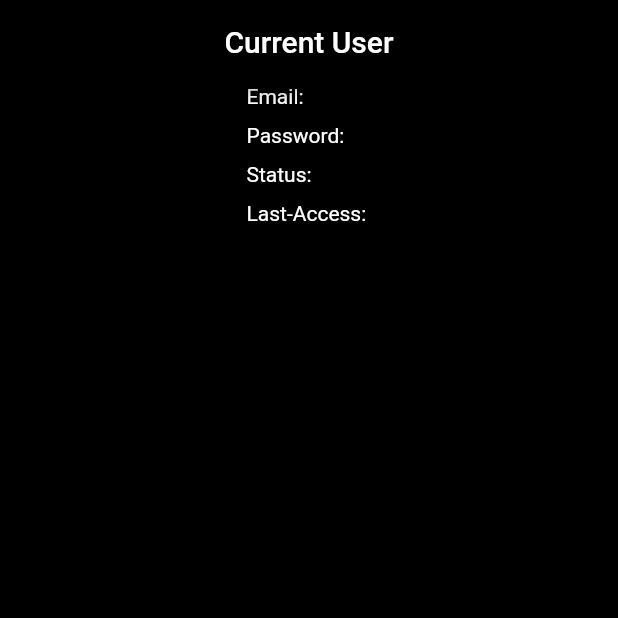
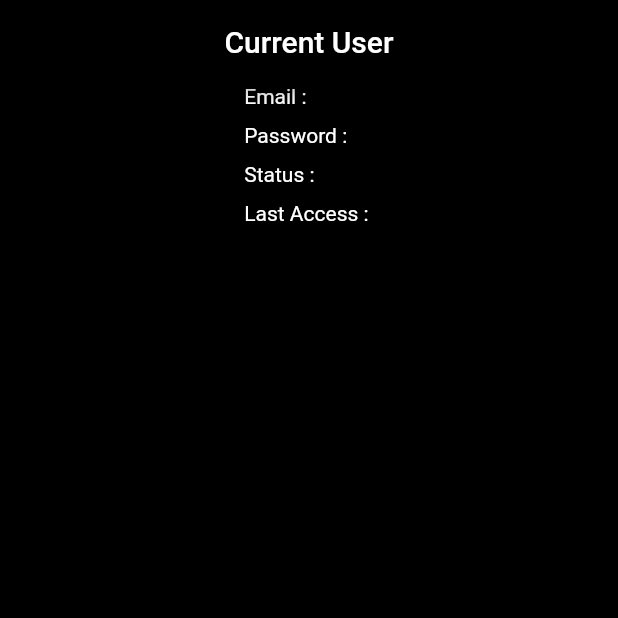
Before and after one commit to ArslanAshraf462/SWOLE-App, a Flutter app: the CurrentUserScreen screen opened by its route, on a phone screen of 412 x 824 dp, the top half of it. Run offline on Flutter 3.47's test engine with Material 2 defaults, Android fonts, the phone set to English and light mode, and no system bars; our stand-ins replace another_flushbar, dio, fluttertoast, get_it, google_sign_in, image_cropper and 2 more; missing offline and left inert: flutter_facebook_auth; accounts and stored records are empty.

Commit message:
feature/auth: Added => session manage of current user

```diff
--- a/lib/constants/app_strings.dart
+++ b/lib/constants/app_strings.dart
@@ -52,6 +52,12 @@ static const String textSuccessLogin = "Login successfully";
 static const String textSuccessRegister = "Register successfully";
 static const String textSuccessRegistered = "Registered successfully";
 static const String currentUserTitleText = "Current User";
+static const String currentUserSessionText = "Current User Session";
+static const String currentUserSessionBodyText = "Current user session has been expired";
+static const String currentUserEmailText = "Email";
+static const String currentUserPasswordText = "Password";
+static const String currentUserStatusText = "Status";
+static const String currentUserAccessText = "Last Access";
 
 /// dio exceptions
 static const String textCanceledRequest = "Request is canceled";
--- a/lib/core/network/api/api_services.dart
+++ b/lib/core/network/api/api_services.dart
@@ -75,9 +75,6 @@ class ApiServices{
         Map<String, dynamic>? parameters,
         Map<String, dynamic>? headers,
         dynamic modelName,
-        bool cache = false,
-        String? cacheBoxName,
-        bool showToast = true,
         String baseUrl = AppUrl.baseUrl,
         }) async {
     try {
--- a/lib/routes/routes.dart
+++ b/lib/routes/routes.dart
@@ -23,7 +23,7 @@ class Routes{
       case RoutesName.welcomeScreen:
         return MaterialPageRoute(builder: (context) => const WelcomeScreen(),);
       case RoutesName.currentUserScreen:
-        return MaterialPageRoute(builder: (context) => const CurrentUserScreen(),);
+        return MaterialPageRoute(builder: (context) => CurrentUserScreen(),);
       default:
         return MaterialPageRoute(builder: (_) {
           return const Scaffold(
--- a/lib/ui/screens/current_user/current_user.dart
+++ b/lib/ui/screens/current_user/current_user.dart
@@ -7,14 +7,37 @@ import 'package:swole_app/ui/utils/ui_helper/ui_helper.dart';
 import 'package:swole_app/ui/widgets/app_bar_widget.dart';
 import 'package:swole_app/ui/widgets/text_widget.dart';
 
+import '../../../routes/routes_name.dart';
 import '../../../view_model/auth_view_model.dart';
+import '../../utils/app_dialogs/dialogs.dart';
 
-class CurrentUserScreen extends StatelessWidget {
+class CurrentUserScreen extends StatefulWidget {
   const CurrentUserScreen({Key? key}) : super(key: key);
 
   @override
+  State<CurrentUserScreen> createState() => _CurrentUserScreenState();
+}
+
+class _CurrentUserScreenState extends State<CurrentUserScreen> {
+  @override
+  void didUpdateWidget(covariant CurrentUserScreen oldWidget) {
+    // TODO: implement didUpdateWidget
+    Provider.of<AuthViewModel>(context).currentUser(context);
+    super.didUpdateWidget(oldWidget);
+  }
+  @override
   Widget build(BuildContext context) {
-    final authViewModel = Provider.of<AuthViewModel>(context).user;
+   // Provider.of<AuthViewModel>(context).sessionProvider(context);
+    //Provider.of<AuthViewModel>(context).currentUser(context);
+    final authViewModel = Provider.of<AuthViewModel>(context).users;
+    // if(authViewModel?.data==null){
+    //   AppDialogs.showAuthDialog(
+    //     context: context,
+    //     title: AppStrings.currentUserSessionText,
+    //     body: AppStrings.currentUserSessionBodyText,
+    //     okBtnTitle: AppStrings.okText,
+    //     okBtnPressed: () => Navigator.of(context).pushReplacementNamed(RoutesName.login),);
+    // }
     return Scaffold(
       backgroundColor: AppColors.blackColor,
       appBar: const AppBarWidget(title: AppStrings.currentUserTitleText),
@@ -22,13 +45,13 @@ class CurrentUserScreen extends StatelessWidget {
         child: Column(
           crossAxisAlignment: CrossAxisAlignment.start,
           children: [
-            TextWidget(title: "Email: ${authViewModel?.data?.email}",color: AppColors.whiteColor,),
+            TextWidget(title: "${AppStrings.currentUserEmailText} : ${authViewModel?.data?.email}",color: AppColors.whiteColor,),
             UIHelper.verticalSpace(Dimens.size10),
-            TextWidget(title: "Password: ${authViewModel?.data?.password}",color: AppColors.whiteColor,),
+            TextWidget(title: "${AppStrings.currentUserPasswordText} : ${authViewModel?.data?.password}",color: AppColors.whiteColor,),
             UIHelper.verticalSpace(Dimens.size10),
-            TextWidget(title: "Status: ${authViewModel?.data?.status}",color: AppColors.whiteColor,),
+            TextWidget(title: "${AppStrings.currentUserStatusText} : ${authViewModel?.data?.status}",color: AppColors.whiteColor,),
             UIHelper.verticalSpace(Dimens.size10),
-            TextWidget(title: "Last-Access: ${authViewModel?.data?.lastAccess}",color: AppColors.whiteColor,),
+            TextWidget(title: "${AppStrings.currentUserAccessText} : ${authViewModel?.data?.lastAccess}",color: AppColors.whiteColor,),
           ],
         ),
       ),
--- a/lib/ui/screens/login_screen/login_screen.dart
+++ b/lib/ui/screens/login_screen/login_screen.dart
@@ -147,7 +147,7 @@ class _LoginScreenState extends State<LoginScreen> {
                           email: emailController.text.trim().toString(),
                           password: passwordController.text.trim().toString(),
                         );
-                        authViewModel.currentUser();
+                        //authViewModel.currentUser(context);
                         if (kDebugMode) {
                           print(emailController.text);
                         }
```
Also changed, not shown: lib/view_model/auth_view_model.dart (+45 -5 lines).
